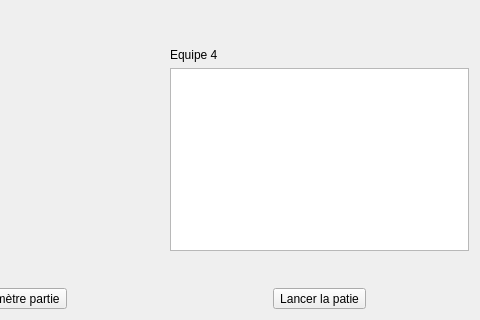
Old version of the form Client/UI/Salon_HoteQt.ui in the repository Minigrim0/LombricABrac; both pictures show x 450 to 930 and y 337 to 657 of the 930 by 657 pixel window.
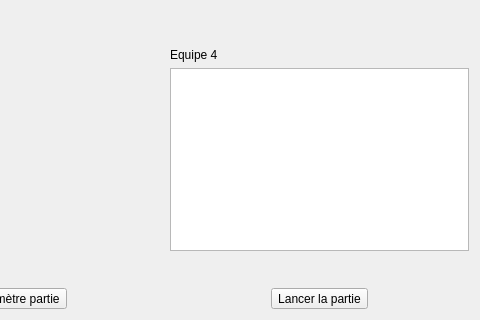
New version of the form.

Commit message: j'ai oulié un "r" mdr

Patch:
```diff
--- a/Client/UI/Salon_HoteQt.ui
+++ b/Client/UI/Salon_HoteQt.ui
@@ -91,7 +91,7 @@
         <string notr="true"/>
        </property>
        <property name="text">
-        <string>Lancer la patie</string>
+        <string>Lancer la partie</string>
        </property>
       </widget>
      </item>
```
